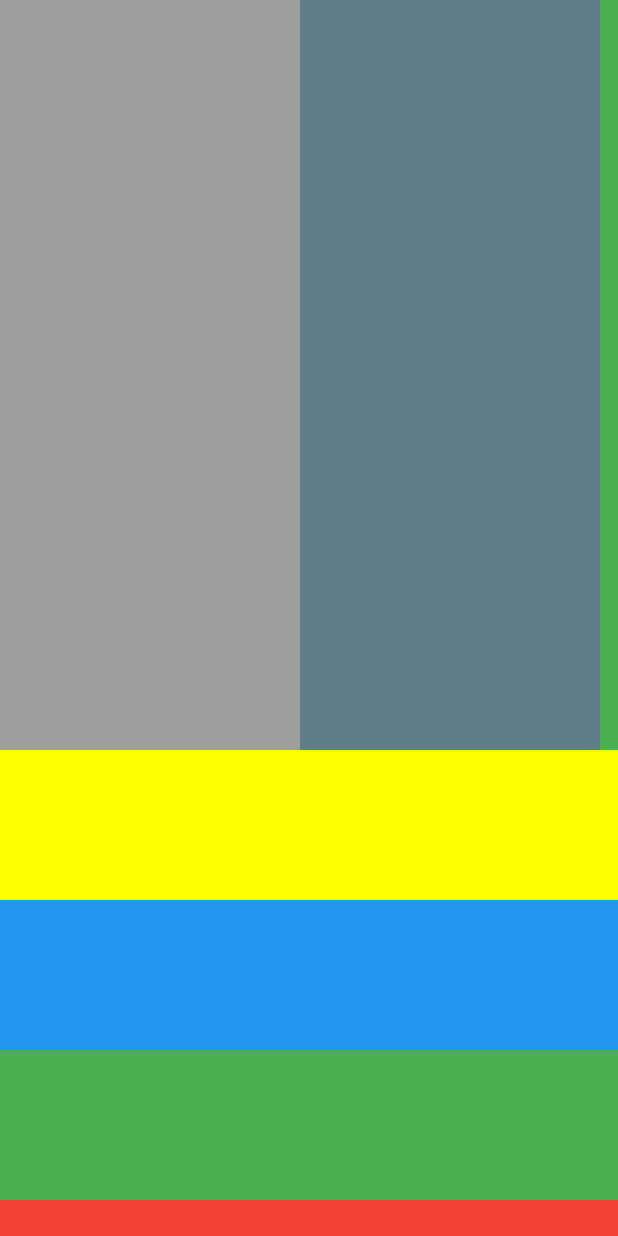
After one commit to adimasprnm/flutter_widgetlayouts_sederhana, a Flutter app: the screen it shows after launch, after a tap on "Scroll View Page", on a phone screen of 412 x 824 dp. The commit adds this screen. Run offline on Flutter 3.47's test engine with Material 2 defaults, Android fonts, the phone set to English and light mode, and no system bars.

Commit message:
widget tambahan Scroll

```diff
--- a/lib/menu/main_view.dart
+++ b/lib/menu/main_view.dart
@@ -3,6 +3,7 @@ import 'package:widget_layouts/button/button_view.dart';
 import 'package:widget_layouts/layouts/layouts_view.dart';
 import 'package:widget_layouts/listview/listview.dart';
 import 'package:widget_layouts/grid/grid_view.dart';
+import 'package:widget_layouts/scrollview/scroll_view.dart';
 import 'package:widget_layouts/tabbar/tabbar_view.dart';
 import 'package:widget_layouts/text_textfield/text_view.dart';
 import 'package:widget_layouts/table/table_view.dart';
@@ -121,6 +122,18 @@ class _MainPageState extends State<MainPage> {
                   },
                 ),
               ),
+              Card(
+                child: ListTile(
+                  title: Text('Scroll View Page'),
+                  leading: Icon(Icons.swap_vertical_circle_outlined),
+                  onTap: () {
+                    Navigator.push(
+                      context,
+                      MaterialPageRoute(builder: (context) => ScrollViewPage()),
+                    );
+                  },
+                ),
+              ),
             ],
           ),
         ),
--- /dev/null
+++ b/lib/scrollview/scroll_view.dart
@@ -0,0 +1,113 @@
+import 'package:flutter/material.dart';
+
+class ScrollViewPage extends StatefulWidget {
+  @override
+  _ScrollViewPageState createState() => _ScrollViewPageState();
+}
+
+class _ScrollViewPageState extends State<ScrollViewPage> {
+  @override
+  Widget build(BuildContext context) {
+    return MaterialApp(
+      home: Scaffold(
+        body: SafeArea(
+          child: SingleChildScrollView(
+            child: Container(
+              child: Column(
+                children: <Widget>[
+                  Container(
+                    height: 500,
+                    child: ListView(
+                      scrollDirection: Axis.horizontal,
+                      children: <Widget>[
+                        Container(
+                          width: 200,
+                          color: Colors.grey,
+                        ),
+                        Container(
+                          width: 200,
+                          color: Colors.blueGrey,
+                        ),
+                        Container(
+                          width: 200,
+                          color: Colors.green,
+                        ),
+                        Container(
+                          width: 200,
+                          color: Colors.grey,
+                        )
+                      ],
+                    ),
+                  ),
+                  Container(
+                    height: 500,
+                    child: ListView(
+                      shrinkWrap: true,
+                      scrollDirection: Axis.vertical,
+                      children: <Widget>[
+                        Container(
+                          width: 50,
+                          height: 100,
+                          color: Colors.yellowAccent,
+                        ),
+                        Container(
+                          width: 50,
+                          height: 100,
+                          color: Colors.blue,
+                        ),
+                        Container(
+                          width: 50,
+                          height: 100,
+                          color: Colors.green,
+                        ),
+                        Container(
+                          width: 50,
+                          height: 100,
+                          color: Colors.red,
+                        ),
+                        Container(
+                          width: 50,
+                          height: 100,
+                          color: Colors.yellowAccent,
+                        ),
+                        Container(
+                          width: 50,
+                          height: 100,
+                          color: Colors.blue,
+                        ),
+                        Container(
+                          width: 50,
+                          height: 100,
+                          color: Colors.green,
+                        ),
+                        Container(
+                          width: 50,
+                          height: 100,
+                          color: Colors.red,
+                        )
+                      ],
+                    ),
+                  ),
+                  Container(
+                    height: 500,
+                    child: GridView.count(
+                      scrollDirection: Axis.horizontal,
+                      crossAxisCount: 2,
+                      children: List.generate(50, (index) {
+                        return Container(
+                          child: Card(
+                            color: Colors.amber,
+                          ),
+                        );
+                      }),
+                    ),
+                  )
+                ],
+              ),
+            ),
+          ),
+        ),
+      ),
+    );
+  }
+}
```
